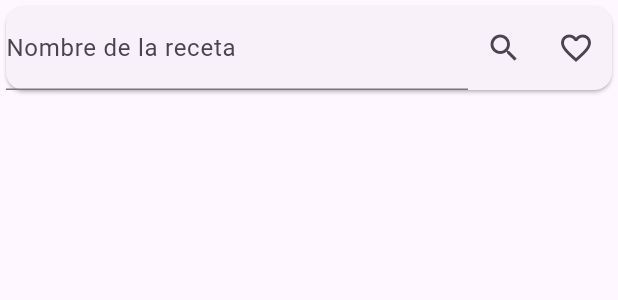
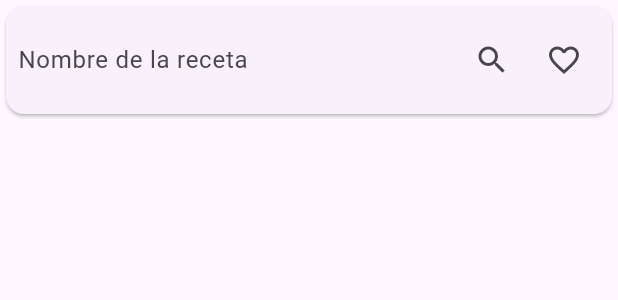
Before and after one commit to enekor/AiKitchen, a Flutter app: what nameInputPart() shows on an empty page, opened directly with empty values, on a phone screen of 412 x 824 dp. Shown: the top 300 px of the screen. Run offline on Flutter 3.47's test engine with Material 3 defaults, Android fonts, the phone set to English and light mode, and no system bars; drawn by our look-alikes of dynamic_color; our stand-ins replace fluttertoast, google_generative_ai, lottie, shared_preferences; accounts and stored records are empty.

Commit message:
mini arreglo

```diff
--- a/lib/home/by_name/find_by_name_widgets.dart
+++ b/lib/home/by_name/find_by_name_widgets.dart
@@ -15,12 +15,15 @@ class _nameInputPartState extends State<nameInputPart> {
   Widget build(BuildContext context) {
     bool _isFav = false;
     return Card(
+      child: Padding(
+        padding: const EdgeInsets.all(8.0),
         child: Row(
           children: [
             Expanded(
               child: TextField(
                 controller: _nameController,
                 decoration: const InputDecoration(
+                  border: InputBorder.none,
                   labelText: 'Nombre de la receta',
                   hintText: 'Ejemplo: Tarta de manzana',
                 ),
@@ -45,6 +48,7 @@ class _nameInputPartState extends State<nameInputPart> {
           ],
 
         ),
+      ),
     );
   }
 }
```
Lines whose indentation alone changed are shown as unchanged.
